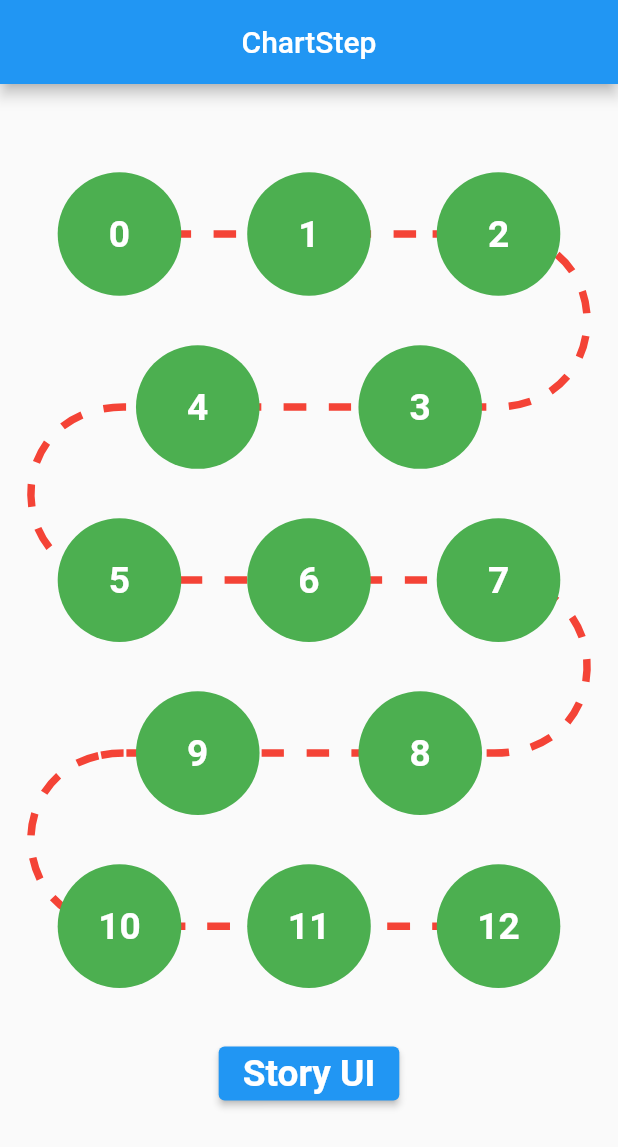
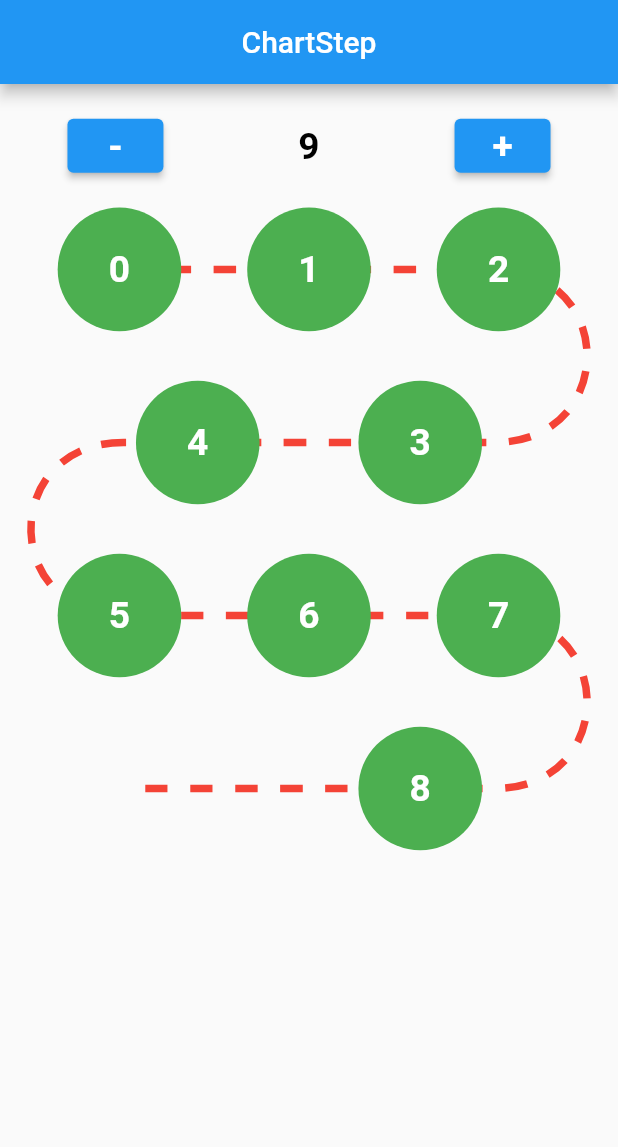
Before and after one commit to leminhmy/ui_desgin, a Flutter app: the screen it shows after launch, on a phone screen of 412 x 824 dp. Shown: the top 1147 px of the screen. Run offline on Flutter 3.47's test engine with Material 2 defaults, Android fonts, the phone set to English and light mode, and no system bars.

Commit message:
format form list

```diff
--- a/lib/screens/chart_step/chart_step_screen.dart
+++ b/lib/screens/chart_step/chart_step_screen.dart
@@ -4,13 +4,53 @@ import 'dart:ui';
 import 'package:flutter/material.dart';
 import 'package:story_ui/screens/home/home_screen.dart';
 
-class ChartStepScreen extends StatelessWidget {
+import '../../widget/text_container_lozenge.dart';
+import '../../widget/text_shape_circle.dart';
+
+class ChartStepScreen extends StatefulWidget {
   const ChartStepScreen({Key? key}) : super(key: key);
 
   @override
+  State<ChartStepScreen> createState() => _ChartStepScreenState();
+}
+
+class _ChartStepScreenState extends State<ChartStepScreen> {
+  int lengthList = 9;
+  late List<String> listNumber;
+
+
+  @override
+  void initState(){
+    super.initState();
+  }
+
+  @override
   Widget build(BuildContext context) {
-    List<int> listNumber = List.generate(13, (index) => index);
-    print(listNumber);
+    int getNumber(){
+      int maxLenght = listNumber.length;
+      double x1 = (maxLenght)/5;
+      double x2 = (maxLenght-3)/5;
+
+      int valueFinal = x1.ceil()+x2.ceil();
+
+      return valueFinal;
+    }
+    listNumber = List.generate(lengthList, (index) => index.toString());
+    /*listNumber = [
+      "1",
+      "2",
+      "3",
+      "?",
+      "5",
+      "6",
+      "?",
+      "7",
+      "?",
+      "9",
+      "10",
+      "?",
+      "12",
+    ];*/
     Size size = MediaQuery.of(context).size;
     return Scaffold(
       appBar: AppBar(
@@ -20,14 +60,43 @@ class ChartStepScreen extends StatelessWidget {
       body: SingleChildScrollView(
         child: Column(
           children: [
-            const SizedBox(height: 100,),
+            SizedBox(height: size.height * 0.1,
+              child: Row(
+                mainAxisAlignment: MainAxisAlignment.spaceAround,
+                children: [
+                  ElevatedButton(
+                    onPressed: (){
+                      lengthList--;
+
+                      setState((){
+                      });
+                    }, child: Text('-',style: TextStyle(
+                      color: Colors.white,fontSize: size.height * 0.03,fontWeight: FontWeight.bold
+                  )),),
+                  Text('$lengthList',style: TextStyle(
+                      color: Colors.black,fontSize: size.height * 0.03,fontWeight: FontWeight.bold
+                  )),
+                  ElevatedButton(
+                    onPressed: (){
+                      lengthList++;
+
+                      setState((){
+                      });
+                    }, child: Text('+',style: TextStyle(
+                      color: Colors.white,fontSize: size.height * 0.03,fontWeight: FontWeight.bold
+                  )),),
+                ],
+              ),
+            ),
+            SizedBox(height: size.height * 0.05,),
+            //Line Paint
             SizedBox(
-              height: size.height * 0.65,
+              height: size.height,
               width: size.width,
               child: CustomPaint(
                 size: Size(size.width,size.height),
                 painter: /*SliderPaintCustom(),*/DashedPathPainter(
-                    originalPath: pathCustom(size),
+                    originalPath: pathCustom(size,getNumber(),lengthList),
                     dashGapLength: 15,
                     strokeWidth: 5,
                     dashLength: 15,
@@ -40,46 +109,30 @@ class ChartStepScreen extends StatelessWidget {
                       right: 0,
                       left: 0,
                       child: Column(
-                        children: List.generate(5, (indexColumn) => Padding(
+                        children: List.generate(getNumber(), (indexColumn) => Padding(
                           padding: EdgeInsets.only(left: size.height * 0.02,right: size.height * 0.02,bottom: size.height * 0.04),
                           child: indexColumn%2==0?Row(
                             mainAxisAlignment: MainAxisAlignment.spaceAround,
                             children: List.generate(3, (indexRow) {
                               int numberStepTwo = indexColumn~/2;
                               int numberStepThree = (3*indexColumn+indexRow);
-                              return  Container(
-                                width: size.height * 0.1,
-                                height: size.height * 0.1,
-                                alignment: Alignment.center,
-                                decoration: BoxDecoration(
-                                    color: Colors.green,
-                                    shape: BoxShape.circle
-                                ),
-                                child: Text('${listNumber[numberStepThree-numberStepTwo]}',style: TextStyle(
-                                    color: Colors.white,fontSize: size.height * 0.03,fontWeight: FontWeight.bold
-                                )),
-                              );
+                              bool checkLength = numberStepThree-numberStepTwo<listNumber.length;
+                              bool checkQuestion = checkLength?listNumber[numberStepThree-numberStepTwo].toString()=="?":false;
+                              return checkLength?
+                                  (checkQuestion?TextContainerLozenge(text: listNumber[numberStepThree-numberStepTwo].toString()):TextShapeCircle(text: listNumber[numberStepThree-numberStepTwo].toString(),))
+                                  :Container();
                             },
                           ),
                         ):Stack(
+                            alignment: Alignment.center,
                             children: List.generate(2, (indexRow) {
                               int numberStepTwo = indexColumn~/2;
                               int numberStepThree = (3*indexColumn+indexRow);
-                              return  Align(
+                              bool checkLength = numberStepThree-numberStepTwo<listNumber.length;
+                              bool checkQuestion = checkLength?listNumber[numberStepThree-numberStepTwo].toString()=="?":false;
+                              return checkLength?Align(
                                 alignment: Alignment(indexRow==0?0.5:-0.5,0),
-                                child: Container(
-                                  width: size.height * 0.1,
-                                  height: size.height * 0.1,
-                                  alignment: Alignment.center,
-                                  decoration: BoxDecoration(
-                                      color: Colors.green,
-                                      shape: BoxShape.circle
-                                  ),
-                                  child: Text('${listNumber[numberStepThree-numberStepTwo]}',style: TextStyle(
-                                      color: Colors.white,fontSize: size.height * 0.03,fontWeight: FontWeight.bold
-                                  )),
-                                ),
-                              );
+                                child: (checkQuestion?TextContainerLozenge(text: listNumber[numberStepThree-numberStepTwo].toString()):TextShapeCircle(text: listNumber[numberStepThree-numberStepTwo].toString(),))):Container();
                             },
                             ),
                           ),))
@@ -101,40 +154,54 @@ class ChartStepScreen extends StatelessWidget {
     );
   }
 
-  Path pathCustom(Size size){
+  Path pathCustom(Size size,int lengthRow,int lengthList){
     Path path0 = Path();
     path0.moveTo(size.width * 0.2,0);
     path0.lineTo(size.width * 0.2, 0);
     path0.lineTo(size.width * 0.7, 0);
-    path0.moveTo(size.width*0.7,0);
-    path0.quadraticBezierTo(size.width*0.7,0,size.width*0.8,0);
-    path0.cubicTo(size.width,0,size.width,size.height*0.14,size.width*0.8,size.height*0.14);
-    path0.quadraticBezierTo(size.width*0.8,size.height*0.14,size.width*0.8,size.height*0.14);
     //line 1
-    path0.quadraticBezierTo(size.width*0.8,size.height*0.14,size.width*0.2,size.height*0.14);
+
+    for(int i = 0; i<(lengthRow%2==0?(lengthRow/2):(lengthRow~/2));i++){
+      path0.moveTo(size.width*0.8 ,size.height*0.28*i);
+      path0.quadraticBezierTo(size.width*0.7,size.height*0.28*i,size.width*0.8,size.height*0.28*i);
+      path0.cubicTo(size.width,size.height*0.28*i,size.width,size.height*0.14*(i+i+1),size.width*0.8,size.height*0.14*(i+i+1));
+      path0.quadraticBezierTo(size.width*0.8,size.height*0.14*(i+i+1),size.width*0.8,size.height*0.14*(i+i+1));
+
+      path0.quadraticBezierTo(size.width*0.8,size.height*0.14*(i+i+1),size.width*0.2,size.height*0.14*(i+i+1));
+
+    }
+    for(int i = 0; i<(lengthRow%2==0?(lengthRow/2-1):(lengthRow/2).ceil()-1);i++){
+      path0.moveTo(size.width*0.2,size.height*0.14*(i+i+1));
+      path0.quadraticBezierTo(size.width*0.2,size.height*0.14*(i+i+1),size.width*0.2,size.height*0.14*(i+i+1));
+      path0.cubicTo(0,size.height*0.14*(i+i+1),0,size.height*0.28*(i+1),size.width*0.2,size.height*0.28*(i+1));
+      path0.quadraticBezierTo(size.width*0.2,size.height*0.28*(i+1),size.width*0.3,size.height*0.28*(i+1));
+
+      path0.quadraticBezierTo(size.width*0.2,size.height*0.28*(i+1),size.width*0.8,size.height*0.28*(i+1));
+
+    }
+
+
+
     //line 2
-    path0.moveTo(size.width*0.2,size.height*0.14);
-    path0.quadraticBezierTo(size.width*0.2,size.height*0.14,size.width*0.2,size.height*0.14);
-    path0.cubicTo(0,size.height*0.14,0,size.height*0.28,size.width*0.2,size.height*0.28);
-    path0.quadraticBezierTo(size.width*0.2,size.height*0.28,size.width*0.3,size.height*0.28);
 
-    path0.quadraticBezierTo(size.width*0.2,size.height*0.28,size.width*0.8,size.height*0.28);
     //line 3
-    path0.moveTo(size.width*0.8,size.height*0.28);
+    /*path0.moveTo(size.width*0.8,size.height*0.28);
     path0.quadraticBezierTo(size.width*0.8,size.height*0.28,size.width*0.8,size.height*0.28);
     path0.cubicTo(size.width,size.height*0.28,size.width,size.height*0.42,size.width*0.8,size.height*0.42);
     path0.quadraticBezierTo(size.width*0.8,size.height*0.42,size.width*0.8,size.height*0.42);
 
-    path0.quadraticBezierTo(size.width*0.8,size.height*0.42,size.width*0.2,size.height*0.42);
-    //line 3
-    path0.moveTo(size.width*0.2,size.height*0.42);
+    path0.quadraticBezierTo(size.width*0.8,size.height*0.42,size.width*0.2,size.height*0.42);*/
+    //line 4
+  /*  path0.moveTo(size.width*0.2,size.height*0.42);
     path0.quadraticBezierTo(size.width*0.2,size.height*0.42,size.width*0.2,size.height*0.42);
     path0.cubicTo(0,size.height*0.42,0,size.height*0.56,size.width*0.2,size.height*0.56);
     path0.quadraticBezierTo(size.width*0.2,size.height*0.56,size.width*0.3,size.height*0.56);
-    path0.quadraticBezierTo(size.width*0.2,size.height*0.56,size.width*0.8,size.height*0.56);
+    path0.quadraticBezierTo(size.width*0.2,size.height*0.56,size.width*0.8,size.height*0.56);*/
     return path0;
   }
 }
+
+
 
 class SliderPaintCustom extends CustomPainter{
 
--- a/lib/screens/home/home_screen.dart
+++ b/lib/screens/home/home_screen.dart
@@ -42,6 +42,7 @@ class HomeScreen extends StatelessWidget {
       ),
     );
   }
+
 
 }
 
--- /dev/null
+++ b/lib/widget/text_container_lozenge.dart
@@ -0,0 +1,33 @@
+import 'package:flutter/material.dart';
+
+class TextContainerLozenge extends StatelessWidget {
+  const TextContainerLozenge({
+    Key? key,
+    required this.text,
+
+  }) : super(key: key);
+
+  final String text;
+
+  @override
+  Widget build(BuildContext context) {
+    Size size = MediaQuery.of(context).size;
+    return RotationTransition(
+      turns: const AlwaysStoppedAnimation(45 / 360),
+      child: Container(
+        width: size.height * 0.08,
+        height: size.height * 0.08,
+        alignment: Alignment.center,
+        decoration: BoxDecoration(
+          color: Colors.green,
+        ),
+        child: RotationTransition(
+          turns: const AlwaysStoppedAnimation(-45 / 360),
+          child: Text(text,style: TextStyle(
+              color: Colors.white,fontSize: size.height * 0.03,fontWeight: FontWeight.bold
+          )),
+        ),
+      ),
+    );
+  }
+}
--- /dev/null
+++ b/lib/widget/text_shape_circle.dart
@@ -0,0 +1,27 @@
+import 'package:flutter/material.dart';
+
+class TextShapeCircle extends StatelessWidget {
+  const TextShapeCircle({
+    Key? key,
+    required this.text,
+  }) : super(key: key);
+
+  final String text;
+
+  @override
+  Widget build(BuildContext context) {
+    Size size = MediaQuery.of(context).size;
+    return Container(
+      width: size.height * 0.1,
+      height: size.height * 0.1,
+      alignment: Alignment.center,
+      decoration: BoxDecoration(
+          color: Colors.green,
+          shape: BoxShape.circle
+      ),
+      child: Text(text,style: TextStyle(
+          color: Colors.white,fontSize: size.height * 0.03,fontWeight: FontWeight.bold
+      )),
+    );
+  }
+}
```
